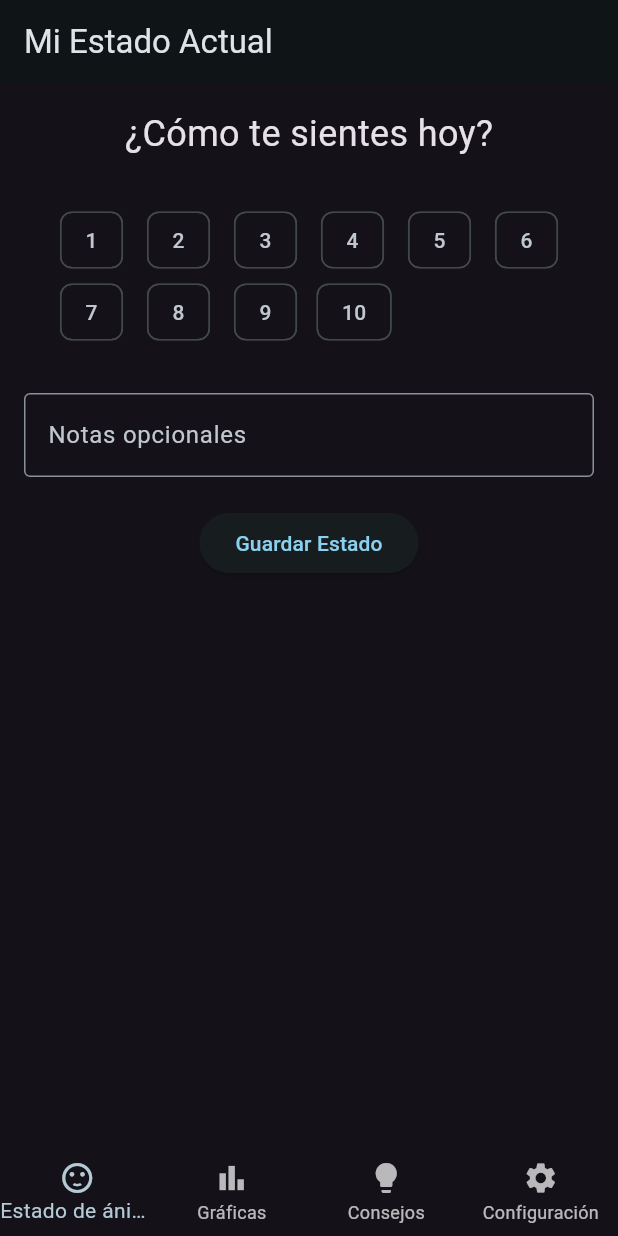
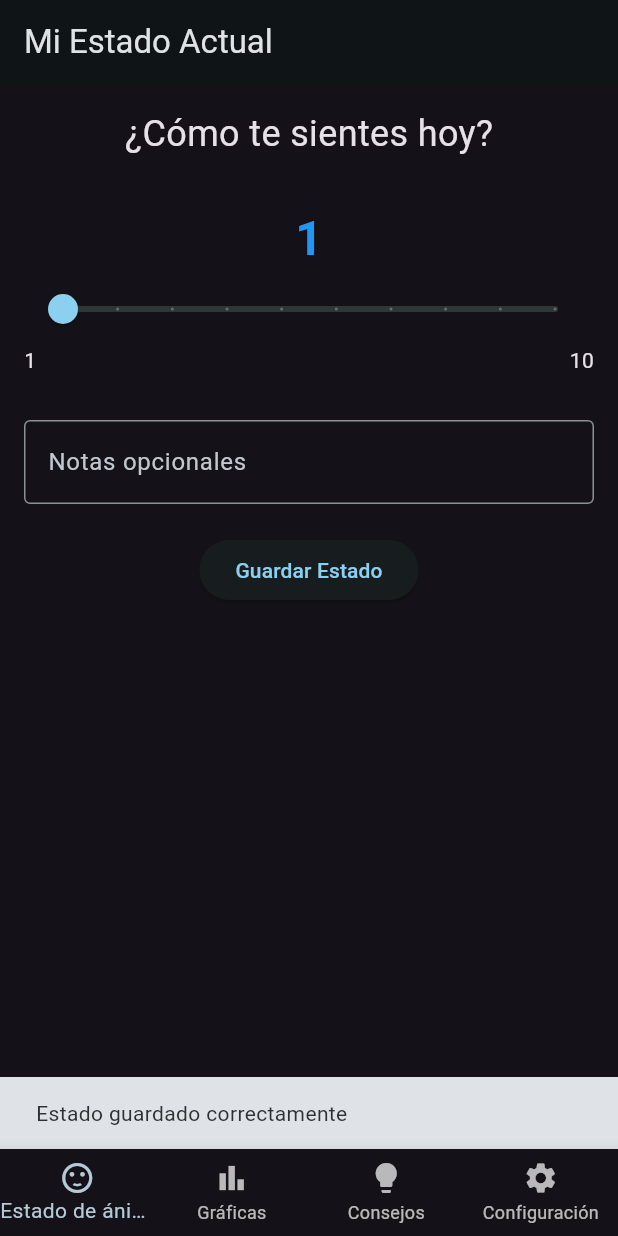
Before and after one commit to davidfvaquero/mood_tracker, a Flutter app: the screen it shows after launch, after a tap on "Guardar Estado", on a phone screen of 412 x 824 dp. Run offline on Flutter 3.47's test engine with Material 3 defaults, Android fonts, the phone set to English and light mode, and no system bars; our stand-ins replace fl_chart, hive, hive_flutter, shared_preferences; accounts and stored records are empty.

Commit message:
[MOOD][RATING] Now you rate your mood with a slider

```diff
--- a/lib/screens/mood_rating_screen.dart
+++ b/lib/screens/mood_rating_screen.dart
@@ -11,7 +11,7 @@
 
 class _MoodRatingScreenState extends State<MoodRatingScreen> {
   final MoodStorage _storage = MoodStorage();
-  int _selectedRating = 0;
+  int _selectedRating = 1; // Cambiamos el valor inicial a 1
   final TextEditingController _notesController = TextEditingController();
 
   void _saveMood() async {
@@ -23,8 +23,7 @@
     if (existingEntry != null) {
       final confirm = await showDialog<bool>(
         context: context,
-        builder:
-            (context) => AlertDialog(
+        builder: (context) => AlertDialog(
           title: const Text('Entrada existente'),
           content: const Text(
             'Ya tienes una puntuación para hoy. ¿Sobrescribir?',
@@ -73,20 +72,35 @@
                 style: TextStyle(fontSize: 24),
               ),
               const SizedBox(height: 30),
-              Wrap(
-                spacing: 10,
-                children: List.generate(10, (index) {
-                  final rating = index + 1;
-                  return ChoiceChip(
-                    label: Text('$rating'),
-                    selected: _selectedRating == rating,
-                    onSelected: (selected) {
+              Column(
+                children: [
+                  Text(
+                    '$_selectedRating',
+                    style: const TextStyle(
+                      fontSize: 32,
+                      fontWeight: FontWeight.bold,
+                      color: Colors.blue,
+                    ),
+                  ),
+                  Slider(
+                    value: _selectedRating.toDouble(),
+                    min: 1,
+                    max: 10,
+                    divisions: 9,
+                    onChanged: (double value) {
                       setState(() {
-                        _selectedRating = selected ? rating : 0;
+                        _selectedRating = value.round();
                       });
                     },
-                  );
-                }),
+                  ),
+                  const Row(
+                    mainAxisAlignment: MainAxisAlignment.spaceBetween,
+                    children: [
+                      Text('1'),
+                      Text('10'),
+                    ],
+                  ),
+                ],
               ),
               const SizedBox(height: 30),
               TextField(
```
Lines whose indentation alone changed are shown as unchanged.
